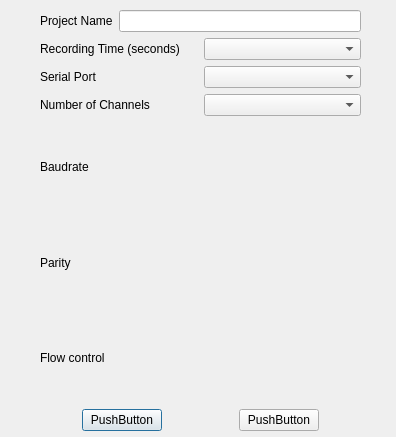
gcypds/vibraplotter, file VibraPlotter/settings.ui: the form before one commit.
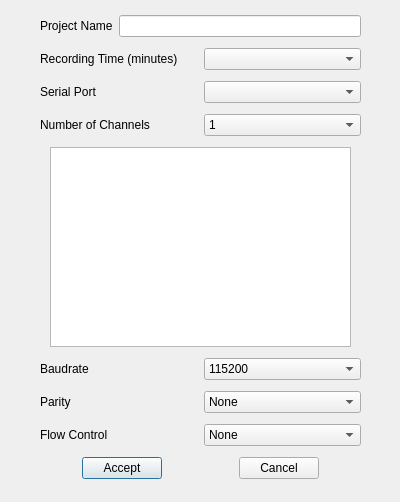
The form after the commit.

Commit message: Add settings dialog

```diff
--- a/VibraPlotter/settings.ui
+++ b/VibraPlotter/settings.ui
@@ -6,8 +6,8 @@
    <rect>
     <x>0</x>
     <y>0</y>
-    <width>396</width>
-    <height>437</height>
+    <width>400</width>
+    <height>502</height>
    </rect>
   </property>
   <property name="windowTitle">
@@ -19,14 +19,14 @@
      <x>10</x>
      <y>10</y>
      <width>381</width>
-     <height>421</height>
+     <height>481</height>
     </rect>
    </property>
    <layout class="QVBoxLayout" name="verticalLayout">
     <item>
      <layout class="QHBoxLayout" name="horizontalLayout">
       <item>
-       <spacer name="horizontalSpacer_12">
+       <spacer name="horizontalSpacer_13">
         <property name="orientation">
          <enum>Qt::Horizontal</enum>
         </property>
@@ -43,12 +43,6 @@
       </item>
       <item>
        <widget class="QLabel" name="label">
-        <property name="sizePolicy">
-         <sizepolicy hsizetype="Preferred" vsizetype="Fixed">
-          <horstretch>0</horstretch>
-          <verstretch>0</verstretch>
-         </sizepolicy>
-        </property>
         <property name="text">
          <string>Project Name</string>
         </property>
@@ -57,26 +51,6 @@
       <item>
        <widget class="QLineEdit" name="lineEdit"/>
       </item>
-      <item>
-       <spacer name="horizontalSpacer_13">
-        <property name="orientation">
-         <enum>Qt::Horizontal</enum>
-        </property>
-        <property name="sizeType">
-         <enum>QSizePolicy::Fixed</enum>
-        </property>
-        <property name="sizeHint" stdset="0">
-         <size>
-          <width>30</width>
-          <height>20</height>
-         </size>
-        </property>
-       </spacer>
-      </item>
-     </layout>
-    </item>
-    <item>
-     <layout class="QHBoxLayout" name="horizontalLayout_2">
       <item>
        <spacer name="horizontalSpacer_14">
         <property name="orientation">
@@ -93,38 +67,6 @@
         </property>
        </spacer>
       </item>
-      <item>
-       <widget class="QLabel" name="label_2">
-        <property name="sizePolicy">
-         <sizepolicy hsizetype="Preferred" vsizetype="Fixed">
-          <horstretch>0</horstretch>
-          <verstretch>0</verstretch>
-         </sizepolicy>
-        </property>
-        <property name="text">
-         <string>Recording Time (seconds)</string>
-        </property>
-       </widget>
-      </item>
-      <item>
-       <widget class="QComboBox" name="comboBox"/>
-      </item>
-      <item>
-       <spacer name="horizontalSpacer_15">
-        <property name="orientation">
-         <enum>Qt::Horizontal</enum>
-        </property>
-        <property name="sizeType">
-         <enum>QSizePolicy::Fixed</enum>
-        </property>
-        <property name="sizeHint" stdset="0">
-         <size>
-          <width>30</width>
-          <height>20</height>
-         </size>
-        </property>
-       </spacer>
-      </item>
      </layout>
     </item>
     <item>
@@ -146,20 +88,60 @@
        </spacer>
       </item>
       <item>
+       <widget class="QLabel" name="label_2">
+        <property name="text">
+         <string>Recording Time (minutes)</string>
+        </property>
+       </widget>
+      </item>
+      <item>
+       <widget class="QComboBox" name="recTime_cbox"/>
+      </item>
+      <item>
+       <spacer name="horizontalSpacer_15">
+        <property name="orientation">
+         <enum>Qt::Horizontal</enum>
+        </property>
+        <property name="sizeType">
+         <enum>QSizePolicy::Fixed</enum>
+        </property>
+        <property name="sizeHint" stdset="0">
+         <size>
+          <width>30</width>
+          <height>20</height>
+         </size>
+        </property>
+       </spacer>
+      </item>
+     </layout>
+    </item>
+    <item>
+     <layout class="QHBoxLayout" name="horizontalLayout_4">
+      <item>
+       <spacer name="horizontalSpacer_18">
+        <property name="orientation">
+         <enum>Qt::Horizontal</enum>
+        </property>
+        <property name="sizeType">
+         <enum>QSizePolicy::Fixed</enum>
+        </property>
+        <property name="sizeHint" stdset="0">
+         <size>
+          <width>30</width>
+          <height>20</height>
+         </size>
+        </property>
+       </spacer>
+      </item>
+      <item>
        <widget class="QLabel" name="label_3">
-        <property name="sizePolicy">
-         <sizepolicy hsizetype="Preferred" vsizetype="Fixed">
-          <horstretch>0</horstretch>
-          <verstretch>0</verstretch>
-         </sizepolicy>
-        </property>
         <property name="text">
-         <string>Serial Port </string>
+         <string>Serial Port</string>
         </property>
        </widget>
       </item>
       <item>
-       <widget class="QComboBox" name="comboBox_2"/>
+       <widget class="QComboBox" name="serialPort_cbox"/>
       </item>
       <item>
        <spacer name="horizontalSpacer_17">
@@ -180,9 +162,9 @@
      </layout>
     </item>
     <item>
-     <layout class="QHBoxLayout" name="horizontalLayout_4">
+     <layout class="QHBoxLayout" name="horizontalLayout_5">
       <item>
-       <spacer name="horizontalSpacer_19">
+       <spacer name="horizontalSpacer_20">
         <property name="orientation">
          <enum>Qt::Horizontal</enum>
         </property>
@@ -199,22 +181,52 @@
       </item>
       <item>
        <widget class="QLabel" name="label_4">
-        <property name="sizePolicy">
-         <sizepolicy hsizetype="Preferred" vsizetype="Fixed">
-          <horstretch>0</horstretch>
-          <verstretch>0</verstretch>
-         </sizepolicy>
-        </property>
         <property name="text">
          <string>Number of Channels</string>
         </property>
        </widget>
       </item>
       <item>
-       <widget class="QComboBox" name="comboBox_3"/>
+       <widget class="QComboBox" name="channels_cbox">
+        <item>
+         <property name="text">
+          <string>1</string>
+         </property>
+        </item>
+        <item>
+         <property name="text">
+          <string>2</string>
+         </property>
+        </item>
+        <item>
+         <property name="text">
+          <string>3</string>
+         </property>
+        </item>
+        <item>
+         <property name="text">
+          <string>4</string>
+         </property>
+        </item>
+        <item>
+         <property name="text">
+          <string>5</string>
+         </property>
+        </item>
+        <item>
+         <property name="text">
+          <string>6</string>
+         </property>
+        </item>
+        <item>
+         <property name="text">
+          <string>7</string>
+         </property>
+        </item>
+       </widget>
       </item>
       <item>
-       <spacer name="horizontalSpacer_18">
+       <spacer name="horizontalSpacer_19">
         <property name="orientation">
          <enum>Qt::Horizontal</enum>
         </property>
@@ -237,7 +249,65 @@
     <item>
      <layout class="QHBoxLayout" name="horizontalLayout_6">
       <item>
-       <spacer name="horizontalSpacer_21">
+       <spacer name="horizontalSpacer">
+        <property name="orientation">
+         <enum>Qt::Horizontal</enum>
+        </property>
+        <property name="sizeType">
+         <enum>QSizePolicy::Fixed</enum>
+        </property>
+        <property name="sizeHint" stdset="0">
+         <size>
+          <width>40</width>
+          <height>20</height>
+         </size>
+        </property>
+       </spacer>
+      </item>
+      <item>
+       <widget class="QTableWidget" name="sensitivity_table">
+        <property name="sizePolicy">
+         <sizepolicy hsizetype="Expanding" vsizetype="Maximum">
+          <horstretch>0</horstretch>
+          <verstretch>0</verstretch>
+         </sizepolicy>
+        </property>
+        <property name="minimumSize">
+         <size>
+          <width>0</width>
+          <height>150</height>
+         </size>
+        </property>
+        <property name="maximumSize">
+         <size>
+          <width>16777215</width>
+          <height>200</height>
+         </size>
+        </property>
+       </widget>
+      </item>
+      <item>
+       <spacer name="horizontalSpacer_2">
+        <property name="orientation">
+         <enum>Qt::Horizontal</enum>
+        </property>
+        <property name="sizeType">
+         <enum>QSizePolicy::Fixed</enum>
+        </property>
+        <property name="sizeHint" stdset="0">
+         <size>
+          <width>40</width>
+          <height>20</height>
+         </size>
+        </property>
+       </spacer>
+      </item>
+     </layout>
+    </item>
+    <item>
+     <layout class="QHBoxLayout" name="horizontalLayout_7">
+      <item>
+       <spacer name="horizontalSpacer_22">
         <property name="orientation">
          <enum>Qt::Horizontal</enum>
         </property>
@@ -260,7 +330,21 @@
        </widget>
       </item>
       <item>
-       <spacer name="horizontalSpacer_20">
+       <widget class="QComboBox" name="baudRate_cbox">
+        <item>
+         <property name="text">
+          <string>115200</string>
+         </property>
+        </item>
+        <item>
+         <property name="text">
+          <string>custom</string>
+         </property>
+        </item>
+       </widget>
+      </item>
+      <item>
+       <spacer name="horizontalSpacer_21">
         <property name="orientation">
          <enum>Qt::Horizontal</enum>
         </property>
@@ -278,9 +362,9 @@
      </layout>
     </item>
     <item>
-     <layout class="QHBoxLayout" name="horizontalLayout_7">
+     <layout class="QHBoxLayout" name="horizontalLayout_8">
       <item>
-       <spacer name="horizontalSpacer_23">
+       <spacer name="horizontalSpacer_24">
         <property name="orientation">
          <enum>Qt::Horizontal</enum>
         </property>
@@ -303,7 +387,36 @@
        </widget>
       </item>
       <item>
-       <spacer name="horizontalSpacer_22">
+       <widget class="QComboBox" name="parity_cbox">
+        <item>
+         <property name="text">
+          <string>None</string>
+         </property>
+        </item>
+        <item>
+         <property name="text">
+          <string>Even</string>
+         </property>
+        </item>
+        <item>
+         <property name="text">
+          <string>Odd</string>
+         </property>
+        </item>
+        <item>
+         <property name="text">
+          <string>Mark</string>
+         </property>
+        </item>
+        <item>
+         <property name="text">
+          <string>Space</string>
+         </property>
+        </item>
+       </widget>
+      </item>
+      <item>
+       <spacer name="horizontalSpacer_23">
         <property name="orientation">
          <enum>Qt::Horizontal</enum>
         </property>
@@ -321,9 +434,9 @@
      </layout>
     </item>
     <item>
-     <layout class="QHBoxLayout" name="horizontalLayout_8">
+     <layout class="QHBoxLayout" name="horizontalLayout_2">
       <item>
-       <spacer name="horizontalSpacer_25">
+       <spacer name="horizontalSpacer_26">
         <property name="orientation">
          <enum>Qt::Horizontal</enum>
         </property>
@@ -341,12 +454,31 @@
       <item>
        <widget class="QLabel" name="label_7">
         <property name="text">
-         <string>Flow control</string>
+         <string>Flow Control</string>
         </property>
        </widget>
       </item>
       <item>
-       <spacer name="horizontalSpacer_24">
+       <widget class="QComboBox" name="flowControl_cbox">
+        <item>
+         <property name="text">
+          <string>None</string>
+         </property>
+        </item>
+        <item>
+         <property name="text">
+          <string>RTS/CTS</string>
+         </property>
+        </item>
+        <item>
+         <property name="text">
+          <string>XON/XOFF</string>
+         </property>
+        </item>
+       </widget>
+      </item>
+      <item>
+       <spacer name="horizontalSpacer_25">
         <property name="orientation">
          <enum>Qt::Horizontal</enum>
         </property>
@@ -370,12 +502,9 @@
         <property name="orientation">
          <enum>Qt::Horizontal</enum>
         </property>
-        <property name="sizeType">
-         <enum>QSizePolicy::Expanding</enum>
-        </property>
         <property name="sizeHint" stdset="0">
          <size>
-          <width>30</width>
+          <width>40</width>
           <height>20</height>
          </size>
         </property>
@@ -384,7 +513,7 @@
       <item>
        <widget class="QPushButton" name="pushButton">
         <property name="text">
-         <string>PushButton</string>
+         <string>Accept</string>
         </property>
        </widget>
       </item>
@@ -393,12 +522,9 @@
         <property name="orientation">
          <enum>Qt::Horizontal</enum>
         </property>
-        <property name="sizeType">
-         <enum>QSizePolicy::Expanding</enum>
-        </property>
         <property name="sizeHint" stdset="0">
          <size>
-          <width>30</width>
+          <width>40</width>
           <height>20</height>
          </size>
         </property>
@@ -407,21 +533,18 @@
       <item>
        <widget class="QPushButton" name="pushButton_2">
         <property name="text">
-         <string>PushButton</string>
+         <string>Cancel</string>
         </property>
        </widget>
       </item>
       <item>
-       <spacer name="horizontalSpacer_26">
+       <spacer name="horizontalSpacer_8">
         <property name="orientation">
          <enum>Qt::Horizontal</enum>
         </property>
-        <property name="sizeType">
-         <enum>QSizePolicy::Expanding</enum>
-        </property>
         <property name="sizeHint" stdset="0">
          <size>
-          <width>30</width>
+          <width>40</width>
           <height>20</height>
          </size>
         </property>
```
Left out of the diff: 15 changed lines with no effect on the pictures. The commit also changes 8 other files.
